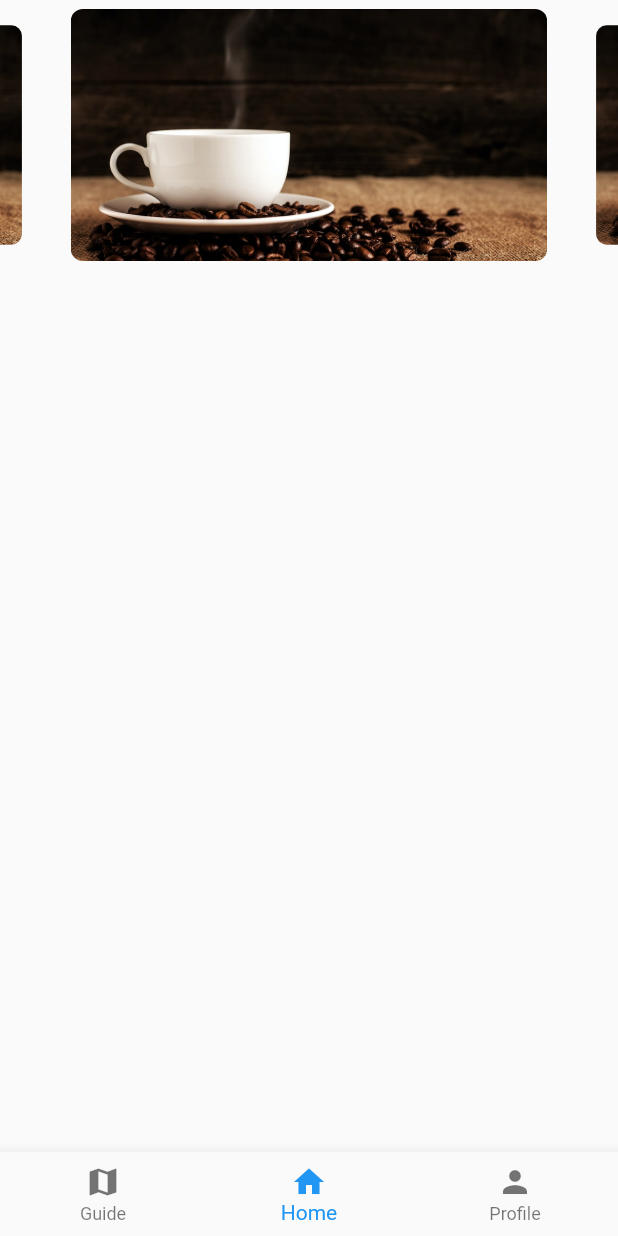
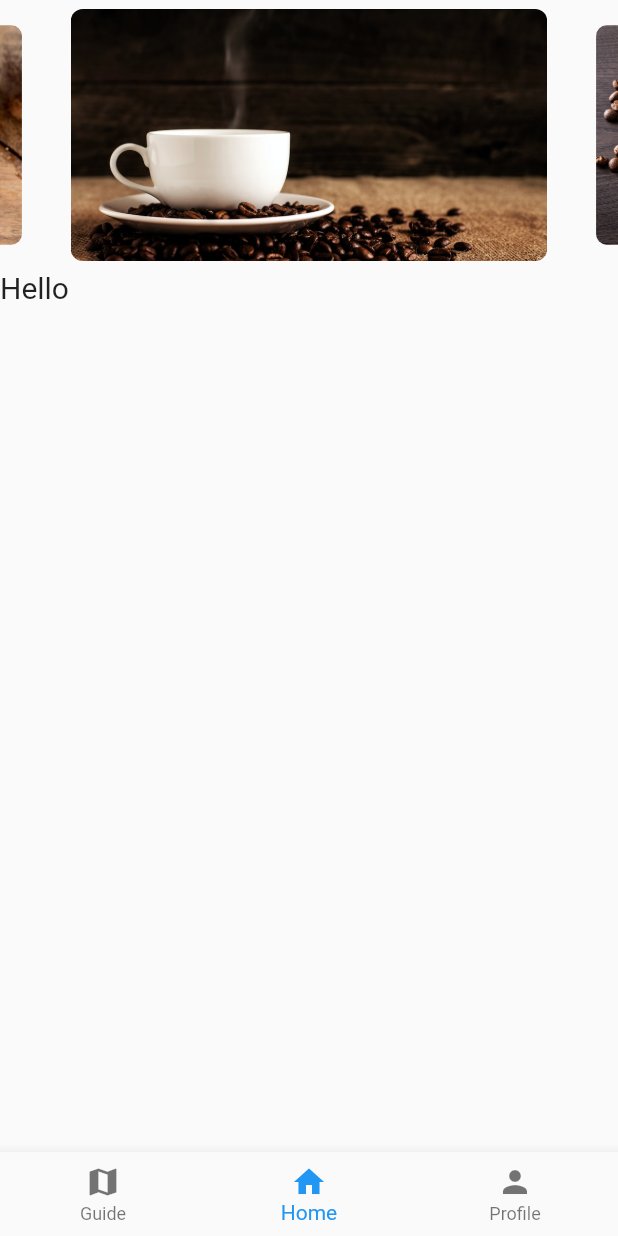
Before and after one commit to YousifT/Nomad_Application, a Flutter app: the screen it shows after launch, item 2 of the bottom bar chosen, on a phone screen of 412 x 824 dp. Run offline on Flutter 3.47's test engine with Material 2 defaults, Android fonts, the phone set to English and light mode, and no system bars; drawn by our look-alikes of carousel_slider.

Commit message:
Extra Carsouel imgs

```diff
--- a/nomad/lib/Pages/Home_page.dart
+++ b/nomad/lib/Pages/Home_page.dart
@@ -10,6 +10,12 @@ class MyHomePage extends StatefulWidget {
   State<MyHomePage> createState() => _MyHomePageState();
 }
 
+List<String> imgLinks = [
+  "assets/images/img1.jpg",
+  "assets/images/img2.jpg",
+  "assets/images/img3.jpg"
+];
+
 class _MyHomePageState extends State<MyHomePage> {
   @override
   Widget build(BuildContext context) {
@@ -18,13 +24,37 @@ class _MyHomePageState extends State<MyHomePage> {
         children: [
           CarouselSlider(
             items: [
-              //1st Image of Slider
+              //Image 1
               Container(
                 margin: EdgeInsets.all(6.0),
                 decoration: BoxDecoration(
                   borderRadius: BorderRadius.circular(8.0),
                   image: DecorationImage(
-                    image: AssetImage("assets/images/img1.jpg"),
+                    image: AssetImage(imgLinks[0]),
+                    fit: BoxFit.cover,
+                  ),
+                ),
+              ),
+
+              // Image 2
+              Container(
+                margin: EdgeInsets.all(6.0),
+                decoration: BoxDecoration(
+                  borderRadius: BorderRadius.circular(8.0),
+                  image: DecorationImage(
+                    image: AssetImage(imgLinks[1]),
+                    fit: BoxFit.cover,
+                  ),
+                ),
+              ),
+
+              // Image 3
+              Container(
+                margin: EdgeInsets.all(6.0),
+                decoration: BoxDecoration(
+                  borderRadius: BorderRadius.circular(8.0),
+                  image: DecorationImage(
+                    image: AssetImage(imgLinks[2]),
                     fit: BoxFit.cover,
                   ),
                 ),
@@ -43,6 +73,11 @@ class _MyHomePageState extends State<MyHomePage> {
               viewportFraction: 0.8,
             ),
           ),
+          Row(
+            children: [
+              Text("Hello", style: TextStyle(fontSize: 20)),
+            ],
+          )
         ],
       ),
     );
```
Also changed, not shown: nomad/assets/images/img2.jpg (added), nomad/assets/images/img3.jpg (added).
